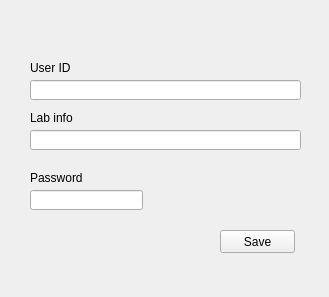
The window that telacadastropessoa.ui (EthoWatcher/ethowatcher) describes before a commit, drawn with Qt 5.
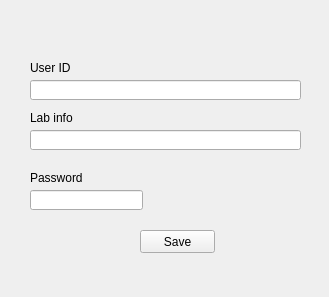
The same window after the commit. Icons and pictures are not drawn.

Diff of the .ui file:
```diff
--- a/telacadastropessoa.ui
+++ b/telacadastropessoa.ui
@@ -72,19 +72,6 @@
       <string>Lab info</string>
      </property>
     </widget>
-    <widget class="QPushButton" name="pushButton_2">
-     <property name="geometry">
-      <rect>
-       <x>210</x>
-       <y>190</y>
-       <width>75</width>
-       <height>23</height>
-      </rect>
-     </property>
-     <property name="text">
-      <string>Save</string>
-     </property>
-    </widget>
     <widget class="QLabel" name="label_2">
      <property name="geometry">
       <rect>
@@ -111,6 +98,29 @@
       <enum>QLineEdit::Password</enum>
      </property>
     </widget>
+    <widget class="QWidget" name="widget" native="true">
+     <property name="geometry">
+      <rect>
+       <x>90</x>
+       <y>180</y>
+       <width>191</width>
+       <height>51</height>
+      </rect>
+     </property>
+     <widget class="QPushButton" name="pushButton_2">
+      <property name="geometry">
+       <rect>
+        <x>40</x>
+        <y>10</y>
+        <width>75</width>
+        <height>23</height>
+       </rect>
+      </property>
+      <property name="text">
+       <string>Save</string>
+      </property>
+     </widget>
+    </widget>
    </widget>
    <widget class="QWidget" name="page_2"/>
   </widget>
```
